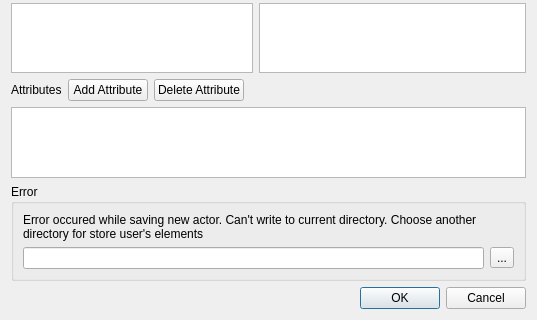
Qt form src/plugins/workflow_designer/src/CreateScriptBlockDialog.ui (ugeneunipro/ugene) before a commit; both pictures show x 0 to 537 and y 161 to 481 of the 537 by 481 pixel window.
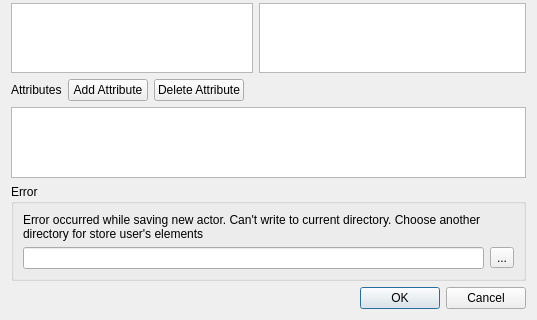
The same form after that commit.

```diff
--- a/src/plugins/workflow_designer/src/CreateScriptBlockDialog.ui
+++ b/src/plugins/workflow_designer/src/CreateScriptBlockDialog.ui
@@ -161,7 +161,7 @@
          <number>1</number>
         </property>
         <property name="text">
-         <string>Error occured while saving new actor. Can't write to current directory. Choose another directory for store user's elements</string>
+         <string>Error occurred while saving new actor. Can't write to current directory. Choose another directory for store user's elements</string>
         </property>
         <property name="scaledContents">
          <bool>false</bool>
```
